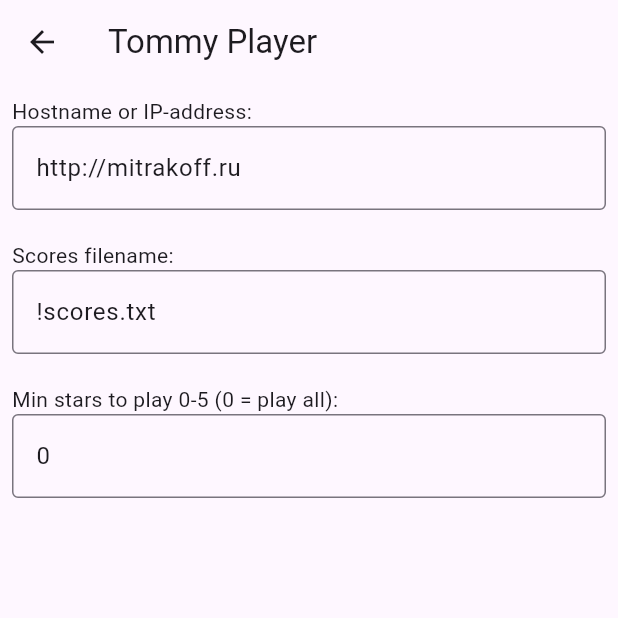
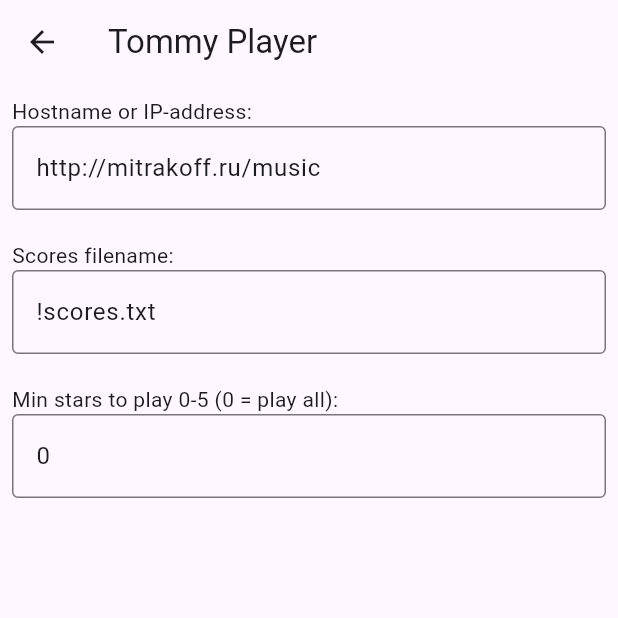
Before and after one commit to mitrakov/tommyplayer, a Flutter app: the SettingsWidget screen opened directly, on a phone screen of 412 x 824 dp, the top half of it. Run offline on Flutter 3.47's test engine with Material 3 defaults, Android fonts, the phone set to English and light mode, and no system bars; our stand-ins replace just_audio, just_audio_background, package_info_plus, share_plus, shared_preferences; accounts and stored records are empty; network calls fail.

Commit message:
Fix address mitrakoff.ru -> mitrakoff.ru/music

```diff
--- a/lib/settings/settings.dart
+++ b/lib/settings/settings.dart
@@ -3,6 +3,7 @@ import 'package:package_info_plus/package_info_plus.dart';
 import 'package:shared_preferences/shared_preferences.dart';
 import 'package:tommyplayer/tommylogger.dart';
 
+// TODO: change to idiomatic way (see project "LasNotes" Flutter)
 class Settings {
   static const String _serverUriKey  = "_SERVER_URI";
   static const String _scoresFileKey = "_SERVER_SCORES_FILE";
@@ -22,7 +23,7 @@ class Settings {
 
   String getServerUri() {
     _check();
-    return _storage!.getString(_serverUriKey) ?? "http://mitrakoff.ru";
+    return _storage!.getString(_serverUriKey) ?? "http://mitrakoff.ru/music";
   }
 
   String getScoresFilename() {
```
